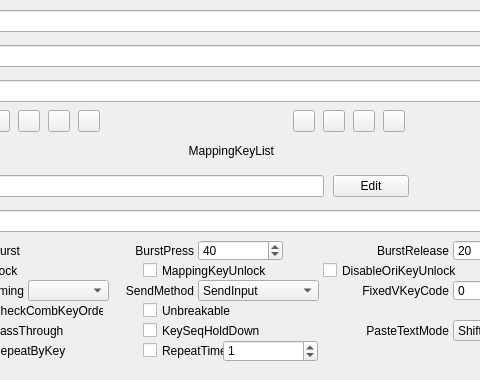
The window that QKeyMapper/qitemsetupdialog.ui (Zalafina/QKeyMapper) describes before a commit, drawn with Qt 5; both pictures show x 127 to 607 and y 0 to 380 of the 820 by 380 pixel window.
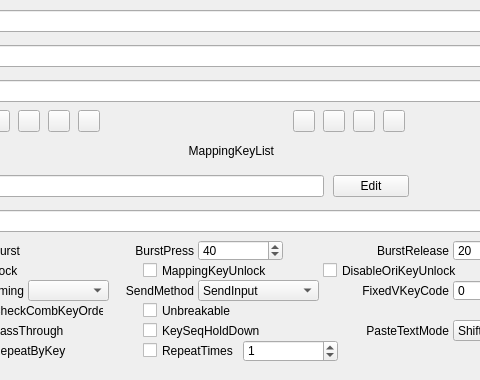
The same window after the commit. Custom widgets are drawn as their Qt base class.

What changed in the file:
```diff
--- a/QKeyMapper/qitemsetupdialog.ui
+++ b/QKeyMapper/qitemsetupdialog.ui
@@ -269,7 +269,7 @@
     <rect>
      <x>270</x>
      <y>340</y>
-     <width>91</width>
+     <width>111</width>
      <height>21</height>
     </rect>
    </property>
@@ -286,7 +286,7 @@
   <widget class="QSpinBox" name="repeatTimesSpinBox">
    <property name="geometry">
     <rect>
-     <x>350</x>
+     <x>370</x>
      <y>340</y>
      <width>95</width>
      <height>22</height>
```
